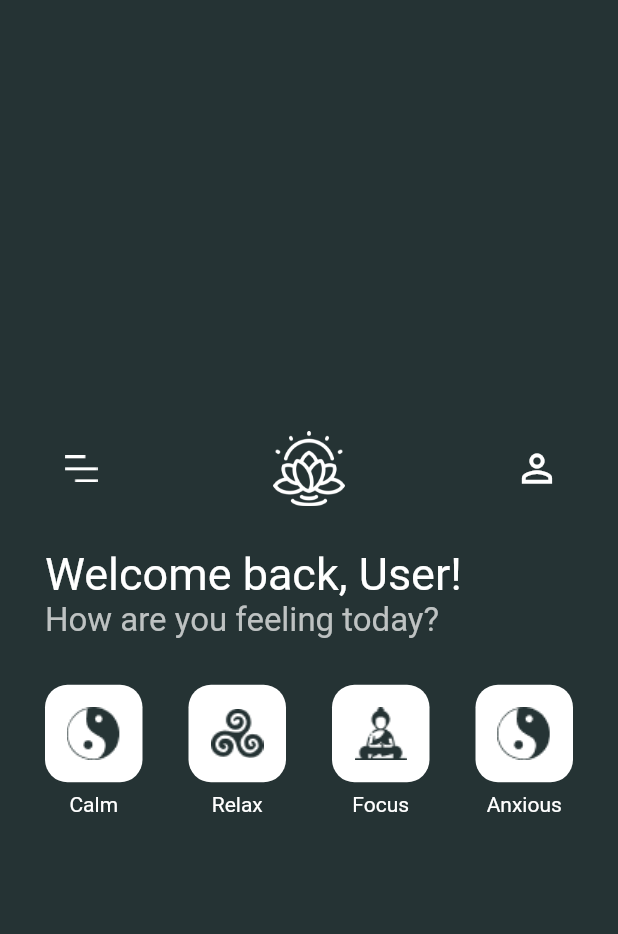
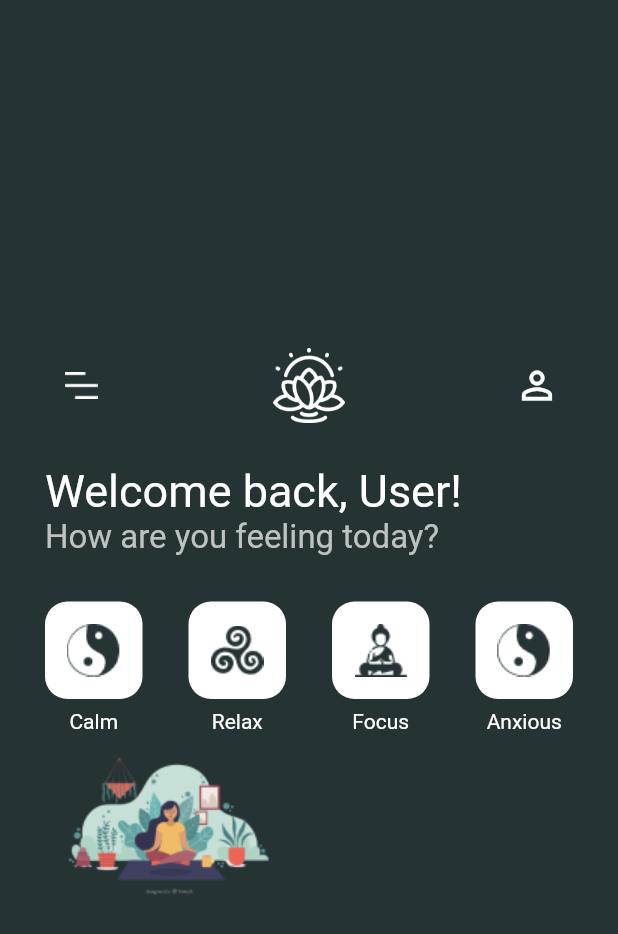
Before and after one commit to 5CYTH3/Yoguha, a Flutter app: the MainScreen screen opened directly, on a phone screen of 412 x 824 dp. Shown: the top 934 px of the screen. Run offline on Flutter 3.47's test engine with Material 2 defaults, Android fonts, the phone set to English and light mode, and no system bars; our stand-ins replace firebase_auth, firebase_core, google_fonts; accounts and stored records are empty; Roboto replaces fonts that are missing (Alegreya).

Commit message:
🎐 Added two illustrations.

```diff
--- a/lib/src/views/main_screen.dart
+++ b/lib/src/views/main_screen.dart
@@ -104,6 +104,14 @@ class MainScreenBody extends StatelessWidget {
 									],
 								),
 							],
+						),
+						Container(
+							child: Row(
+								children: [
+									Column(),
+									Image.asset("assets/meditationIllu.png")
+								],
+							)
 						)
           ],
         ),
```
Also changed, not shown: assets/cardioMeditation.png (added), assets/meditationIllu.png (added).
